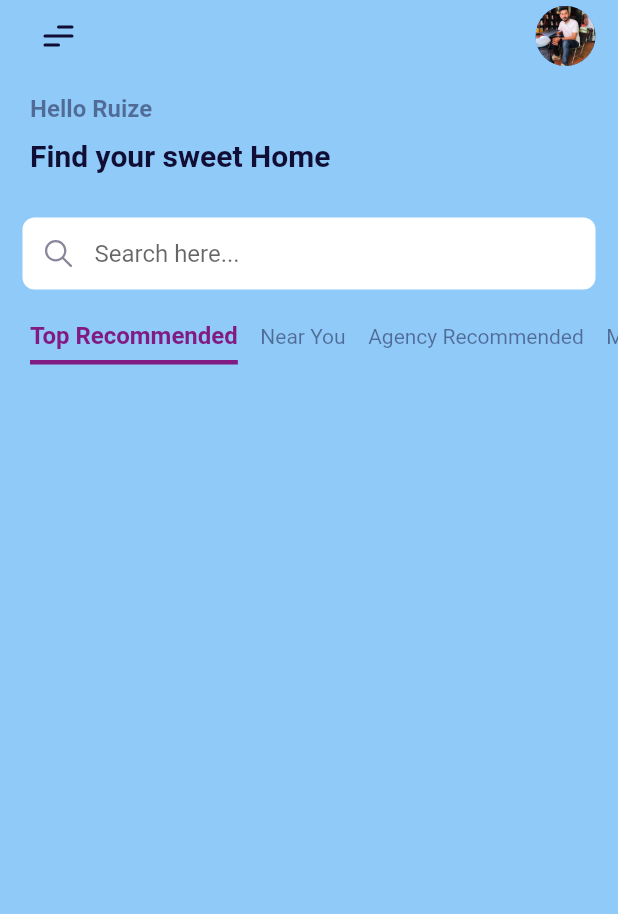
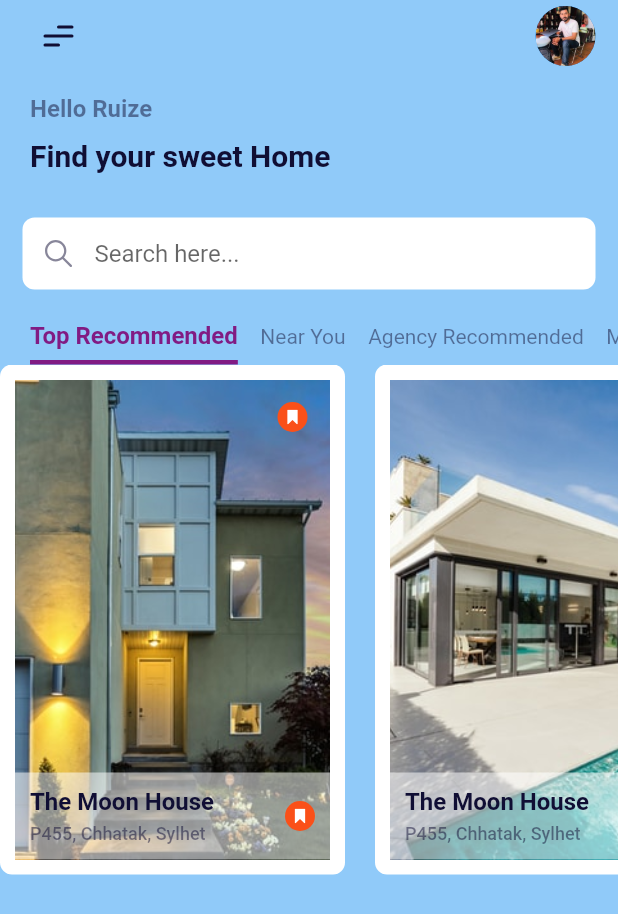
Before and after one commit to gaoliveira21/flutter-house-rent, a Flutter app: the screen it shows after launch, on a phone screen of 412 x 824 dp. Shown: the top 914 px of the screen. Run offline on Flutter 3.47's test engine with Material 2 defaults, Android fonts, the phone set to English and light mode, and no system bars; our stand-ins replace flutter_svg.

Commit message:
feat: add recommended_house widget

```diff
--- /dev/null
+++ b/lib/models/house.dart
@@ -0,0 +1,25 @@
+class House {
+  String name;
+  String address;
+  String imageUrl;
+
+  House(this.name, this.address, this.imageUrl);
+
+  static List<House> generateRecommended() {
+    return [
+      House('The Moon House', 'P455, Chhatak, Sylhet',
+          'assets/images/house01.jpeg'),
+      House('The Moon House', 'P455, Chhatak, Sylhet',
+          'assets/images/house02.jpeg'),
+    ];
+  }
+
+  static List<House> generateBestOffer() {
+    return [
+      House('The Moon House', 'P455, Chhatak, Sylhet',
+          'assets/images/offer01.jpeg'),
+      House('The Moon House', 'P455, Chhatak, Sylhet',
+          'assets/images/offer02.jpeg'),
+    ];
+  }
+}
--- a/lib/screens/home/home.dart
+++ b/lib/screens/home/home.dart
@@ -1,6 +1,7 @@
 import 'package:flutter/material.dart';
 
 import 'package:house_rent/widgets/custom_app_bar.dart';
+import 'package:house_rent/widgets/recommended_house.dart';
 import 'package:house_rent/widgets/search_input.dart';
 import 'package:house_rent/widgets/welcome_text.dart';
 import 'package:house_rent/widgets/categories.dart';
@@ -16,10 +17,11 @@ class Home extends StatelessWidget {
       body: SingleChildScrollView(
         child: Column(
           crossAxisAlignment: CrossAxisAlignment.start,
-          children: const [
-            WelcomeText(),
-            SearchInput(),
-            Categories(),
+          children: [
+            const WelcomeText(),
+            const SearchInput(),
+            const Categories(),
+            RecommendedHouse(),
           ],
         ),
       ),
--- /dev/null
+++ b/lib/widgets/circle_icon_button.dart
@@ -0,0 +1,27 @@
+import 'package:flutter/material.dart';
+import 'package:flutter_svg/flutter_svg.dart';
+
+class CircleIconButton extends StatelessWidget {
+  final String iconUrl;
+  final Color color;
+
+  const CircleIconButton({
+    Key? key,
+    required this.iconUrl,
+    required this.color,
+  }) : super(key: key);
+
+  @override
+  Widget build(BuildContext context) {
+    return Container(
+      width: 20,
+      height: 20,
+      padding: const EdgeInsets.all(5),
+      decoration: BoxDecoration(
+        color: color,
+        shape: BoxShape.circle,
+      ),
+      child: SvgPicture.asset(iconUrl),
+    );
+  }
+}
--- /dev/null
+++ b/lib/widgets/recommended_house.dart
@@ -0,0 +1,92 @@
+import 'package:flutter/material.dart';
+
+import 'package:house_rent/models/house.dart';
+import 'package:house_rent/widgets/circle_icon_button.dart';
+
+class RecommendedHouse extends StatelessWidget {
+  final recommendedList = House.generateRecommended();
+
+  RecommendedHouse({Key? key}) : super(key: key);
+
+  @override
+  Widget build(BuildContext context) {
+    return SizedBox(
+      height: 340,
+      child: ListView.separated(
+        scrollDirection: Axis.horizontal,
+        itemBuilder: (context, index) => Container(
+          height: 300,
+          width: 230,
+          padding: const EdgeInsets.all(10),
+          decoration: BoxDecoration(
+            color: Colors.white,
+            borderRadius: BorderRadius.circular(8),
+          ),
+          child: Stack(
+            children: [
+              Container(
+                decoration: BoxDecoration(
+                  image: DecorationImage(
+                    image: AssetImage(
+                      recommendedList[index].imageUrl,
+                    ),
+                    fit: BoxFit.cover,
+                  ),
+                ),
+              ),
+              Positioned(
+                right: 15,
+                top: 15,
+                child: CircleIconButton(
+                  iconUrl: 'assets/icons/mark.svg',
+                  color: Theme.of(context).colorScheme.secondary,
+                ),
+              ),
+              Positioned(
+                bottom: 0,
+                left: 0,
+                right: 0,
+                child: Container(
+                  color: Colors.white54,
+                  padding: const EdgeInsets.all(10),
+                  child: Row(
+                    mainAxisAlignment: MainAxisAlignment.spaceBetween,
+                    children: [
+                      Column(
+                        crossAxisAlignment: CrossAxisAlignment.start,
+                        children: [
+                          Text(
+                            recommendedList[index].name,
+                            style:
+                                Theme.of(context).textTheme.headline1!.copyWith(
+                                      fontSize: 16,
+                                      fontWeight: FontWeight.bold,
+                                    ),
+                          ),
+                          const SizedBox(height: 5),
+                          Text(
+                            recommendedList[index].address,
+                            style:
+                                Theme.of(context).textTheme.bodyText1!.copyWith(
+                                      fontSize: 12,
+                                    ),
+                          ),
+                        ],
+                      ),
+                      CircleIconButton(
+                        iconUrl: 'assets/icons/mark.svg',
+                        color: Theme.of(context).colorScheme.secondary,
+                      ),
+                    ],
+                  ),
+                ),
+              )
+            ],
+          ),
+        ),
+        separatorBuilder: (_, index) => const SizedBox(width: 20),
+        itemCount: recommendedList.length,
+      ),
+    );
+  }
+}
```
